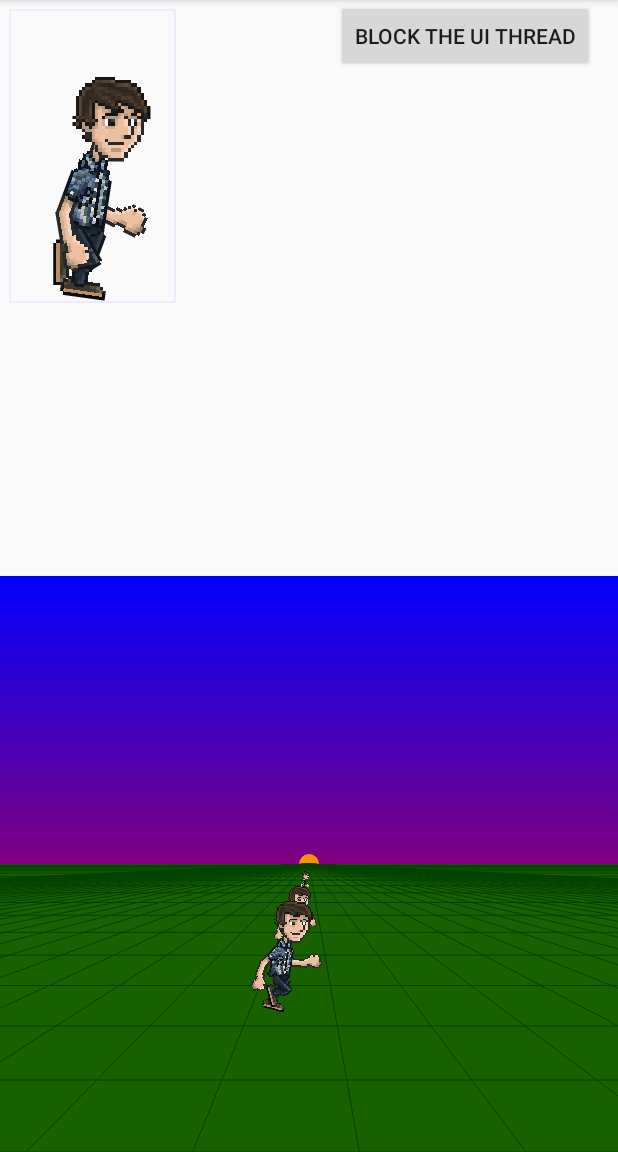
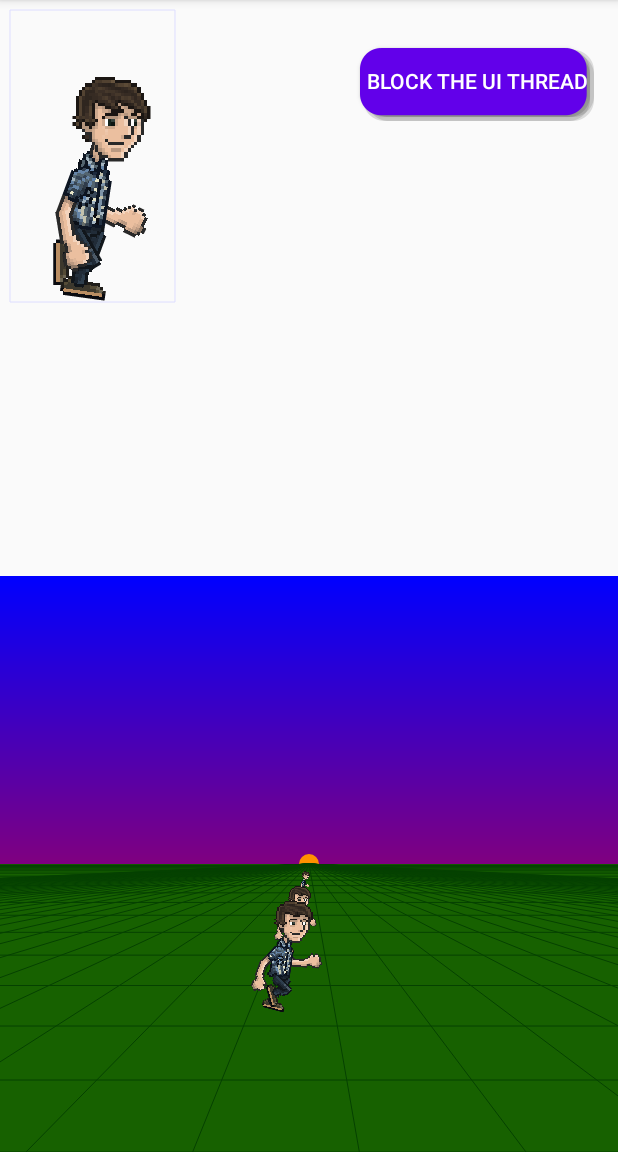
Before and after one commit to auval/AndroidWorkshop, an Android app: the SpriteAnimationActivity screen opened directly, with no data from a screen before it, on a phone screen of 412 x 824 dp, the part 84-1236 px from its top. Run offline under Robolectric (Android 15) with nearby library versions, the phone set to English and light mode, and no system bars.

Commit message:
added example for 9patch button (set it in activity_sprite_animation)

```diff
--- a/app/src/main/java/org/shenkar/auval/codesamples/MainActivity.java
+++ b/app/src/main/java/org/shenkar/auval/codesamples/MainActivity.java
@@ -54,7 +54,7 @@ public class MainActivity extends AppCompatActivity {
         mValues.add(new ArrayItem("Lecture 6a: Scene Transition", SceneTransitionActivity.class));
         mValues.add(new ArrayItem("Lecture 6b: Low Lever Graphics", LowLeverGraphicsActivity.class));
         mValues.add(new ArrayItem("Lecture 7a: Low Level Sprite Animation", SpriteAnimationActivity.class));
-        mValues.add(new ArrayItem("Lecture 7b: Low Level Sprite Animation", SvgViewsActivity
+        mValues.add(new ArrayItem("Lecture 7b: Animation List (with SVG)", SvgViewsActivity
                 .class));
         mValues.add(new ArrayItem("Lecture 7c: SVG", BmpAndSvgActivity.class));
 
--- a/app/src/main/res/layout/activity_sprite_animation.xml
+++ b/app/src/main/res/layout/activity_sprite_animation.xml
@@ -1,13 +1,12 @@
 <?xml version="1.0" encoding="utf-8"?>
 <org.shenkar.auval.codesamples.SpriteAnimationView
-    xmlns:app="http://schemas.android.com/apk/res-auto"
     android:id="@+id/activity_sprite_animation"
     xmlns:android="http://schemas.android.com/apk/res/android"
+    xmlns:app="http://schemas.android.com/apk/res-auto"
     xmlns:tools="http://schemas.android.com/tools"
     android:layout_width="match_parent"
     android:layout_height="match_parent"
     tools:context="org.shenkar.auval.codesamples.SpriteAnimationActivity">
-
 
     <Button
         android:id="@+id/button"
@@ -15,8 +14,13 @@
         android:layout_height="wrap_content"
         android:layout_marginEnd="16dp"
         android:layout_marginRight="16dp"
+        android:layout_marginTop="32dp"
+        android:background="@drawable/button_bg"
         android:onClick="onBlockButtonClicked"
+        android:paddingEnd="4dp"
+        android:paddingStart="4dp"
         android:text="Block the UI thread"
+        android:textColor="#fff"
         app:layout_constraintRight_toRightOf="parent"
-        tools:layout_editor_absoluteY="19dp"/>
+        app:layout_constraintTop_toTopOf="parent"/>
 </org.shenkar.auval.codesamples.SpriteAnimationView>
```
Also changed, not shown: app/src/main/res/drawable-nodpi/button_bg.9.png (added), 4 other files.
